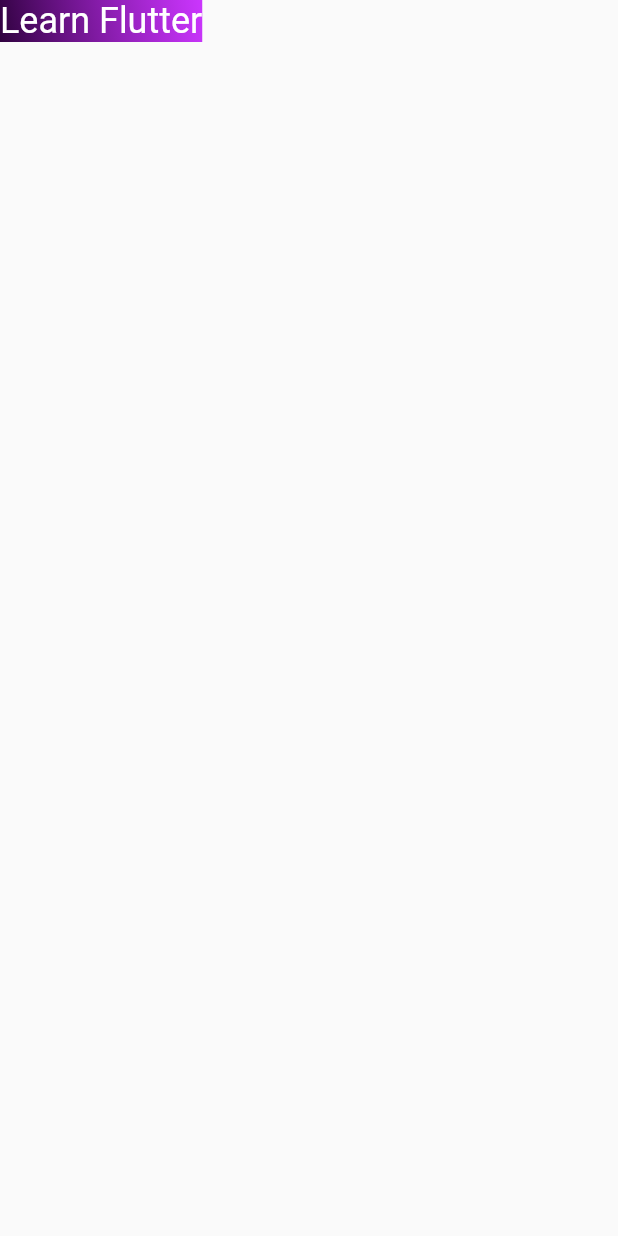
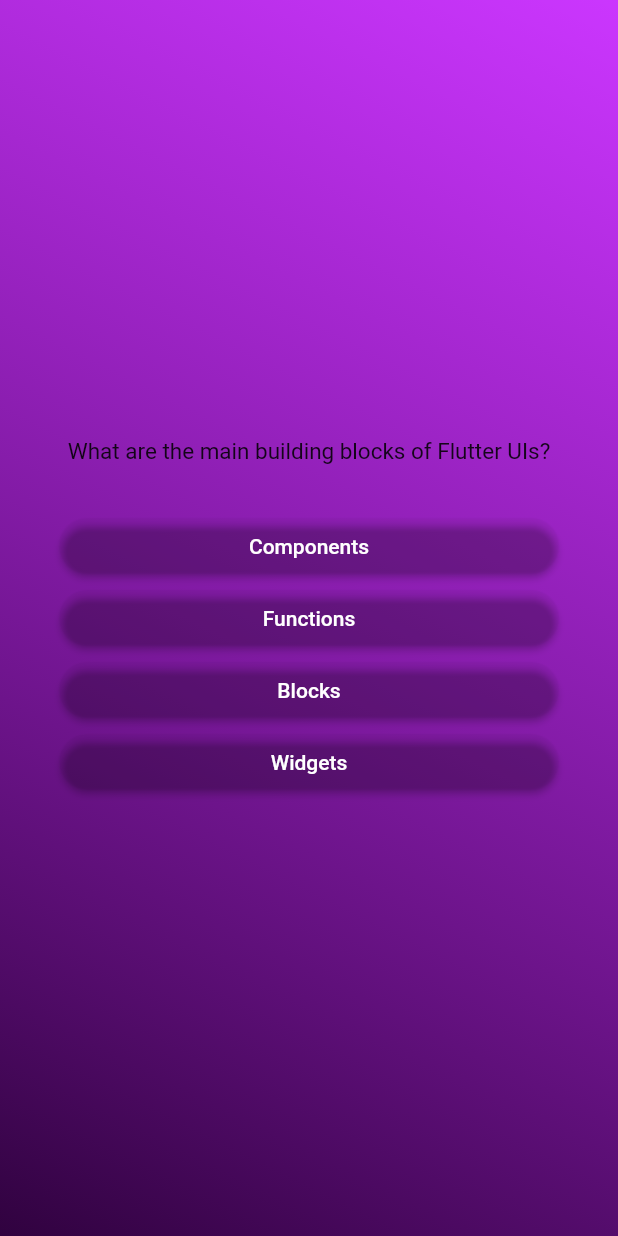
Before and after one commit to DamChan0/flutter_study, a Flutter app: the screen it shows after launch, after a tap on "quiz", on a phone screen of 412 x 824 dp. Run offline on Flutter 3.47's test engine with Material 2 defaults, Android fonts, the phone set to English and light mode, and no system bars.

Commit message:
quiz_answer,question list'

```diff
--- /dev/null
+++ b/quiz_app/lib/answer_button.dart
@@ -0,0 +1,26 @@
+import 'package:flutter/material.dart';
+
+class AnswerButton extends StatelessWidget {
+  final String answer;
+  final void Function() onTap;
+  const AnswerButton({
+    super.key,
+    required this.answer,
+    required this.onTap,
+  });
+
+  @override
+  Widget build(BuildContext context) {
+    return ElevatedButton(
+      onPressed: onTap,
+      style: ElevatedButton.styleFrom(
+        padding: EdgeInsets.symmetric(vertical: 10, horizontal: 40),
+        backgroundColor: Color.fromARGB(0, 221, 1, 173),
+        foregroundColor: Colors.white,
+        shape: RoundedRectangleBorder(borderRadius:  BorderRadius.circular(40))
+      ),
+      child: Text(answer),
+      // style: ElevatedButton.styleFrom(shape: LinearBorder.start()),
+    );
+  }
+}
--- /dev/null
+++ b/quiz_app/lib/data/questions.dart
@@ -0,0 +1,55 @@
+import 'package:quiz_app/model/quiz_qestion.dart';
+
+const questions = [
+  QuizQuestion(
+    'What are the main building blocks of Flutter UIs?', //text
+    [
+      'Widgets',
+      'Components',
+      'Blocks',
+      'Functions',
+    ],  //answer
+  ),
+  QuizQuestion('How are Flutter UIs built?', [
+    'By combining widgets in code',
+    'By combining widgets in a visual editor',
+    'By defining widgets in config files',
+    'By using XCode for iOS and Android Studio for Android',
+  ]),
+  QuizQuestion(
+    'What\'s the purpose of a StatefulWidget?',
+    [
+      'Update UI as data changes',
+      'Update data as UI changes',
+      'Ignore data changes',
+      'Render UI that does not depend on data',
+    ],
+  ),
+  QuizQuestion(
+    'Which widget should you try to use more often: StatelessWidget or StatefulWidget?',
+    [
+      'StatelessWidget',
+      'StatefulWidget',
+      'Both are equally good',
+      'None of the above',
+    ],
+  ),
+  QuizQuestion(
+    'What happens if you change data in a StatelessWidget?',
+    [
+      'The UI is not updated',
+      'The UI is updated',
+      'The closest StatefulWidget is updated',
+      'Any nested StatefulWidgets are updated',
+    ],
+  ),
+  QuizQuestion(
+    'How should you update data inside of StatefulWidgets?',
+    [
+      'By calling setState()',
+      'By calling updateData()',
+      'By calling updateUI()',
+      'By calling updateState()',
+    ],
+  ),
+];
--- /dev/null
+++ b/quiz_app/lib/model/quiz_qestion.dart
@@ -0,0 +1,14 @@
+class QuizQuestion {
+  //퀴즈 데이터 저장
+  final String text;
+  final List<String> answers;
+
+  const QuizQuestion(this.text, this.answers);
+
+  List<String> getShuffledAnswers() {
+    final shuffledList = List.of(answers);
+    shuffledList.shuffle();
+    return shuffledList;
+    //shuffled modifiy original list memory
+  }
+}
--- a/quiz_app/lib/questioin01.dart
+++ /dev/null
@@ -1,31 +0,0 @@
-import 'package:flutter/material.dart';
-
-class Question01 extends StatefulWidget {
-  const Question01({super.key});
-
-  @override
-  State<Question01> createState() {
-    // TODO: implement createState
-    return _Question01();
-  }
-}
-
-class _Question01 extends State<Question01> {
-  @override
-  Widget build(context) {
-    // TODO: implement build
-    return const Column(
-        mainAxisSize: MainAxisSize.min,
-        children: [
-
-          Text(
-            'Learn Flutter',
-            style: TextStyle(
-                color: Color.fromARGB(255, 255, 255, 255),
-                fontSize: 24),
-          ),
-
-        ],
-      );
-  }
-}
--- /dev/null
+++ b/quiz_app/lib/question01.dart
@@ -0,0 +1,43 @@
+import 'package:flutter/material.dart';
+import 'package:quiz_app/answer_button.dart';
+import 'package:quiz_app/data/questions.dart';
+
+class QuestionsScreen extends StatefulWidget {
+  const QuestionsScreen({super.key});
+
+  @override
+  State<QuestionsScreen> createState() {
+    return _QuestionsScreen();
+  }
+}
+
+class _QuestionsScreen extends State<QuestionsScreen> {
+  @override
+  Widget build(context) {
+    final currentQuestion = questions[0];
+
+    return SizedBox(
+      width: double.infinity,
+      child: Container(
+        margin: EdgeInsets.all(40),
+        child: Column(
+          mainAxisAlignment: MainAxisAlignment.center,
+          crossAxisAlignment: CrossAxisAlignment.stretch,
+          children: [
+            Text(
+              currentQuestion.text,
+              style: const TextStyle(fontSize: 15),
+              textAlign: TextAlign.center,
+              ),
+            const SizedBox(
+              height: 30,
+            ),
+            ...currentQuestion.getShuffledAnswers().map((answer) {
+              return AnswerButton(answer: answer, onTap: () {});
+            }),
+          ],
+        ),
+      ),
+    );
+  }
+}
--- a/quiz_app/lib/quiz.dart
+++ b/quiz_app/lib/quiz.dart
@@ -1,6 +1,6 @@
 import 'package:flutter/material.dart';
 import 'package:quiz_app/main_page.dart';
-import 'package:quiz_app/questioin01.dart';
+import 'package:quiz_app/question01.dart';
 
 class Quiz extends StatefulWidget {
   const Quiz({super.key});
@@ -28,9 +28,11 @@
 
   @override
   Widget build(context) {
-    final screenWidget = quizStart == 'start-screen'
-        ? MainPage(switchScreen)
-        : const Question01();
+    Widget screenWidget = MainPage(switchScreen);
+
+    if(quizStart == 'question-screen'){
+    screenWidget = const QuestionsScreen();
+    }
     return MaterialApp(
       home: Scaffold(
         body: Container(
--- /dev/null
+++ b/quiz_app/lib/quiz_questions.dart
@@ -0,0 +1,41 @@
+import 'package:flutter/material.dart';
+
+class QuestionsScreen extends StatefulWidget {
+  const QuestionsScreen({super.key});
+
+  @override
+  State<QuestionsScreen> createState() {
+    return _QuestionsScreen();
+  }
+}
+
+class _QuestionsScreen extends State<QuestionsScreen> {
+  @override
+  Widget build(context) {
+    return
+      SizedBox(width: double.infinity,
+        child: Column(
+          children: [
+          const Text('The Question'),
+          const SizedBox(
+            height: 30,
+          ),
+          ElevatedButton(
+            onPressed: () {},
+            child: const Text('Answer 1'),
+          ),
+          ElevatedButton(
+            onPressed: () {},
+            child: const Text('Answer 2'),
+          ),
+          ElevatedButton(
+            onPressed: () {},
+            child: const Text('Answer 3'),
+          ),
+
+        ],
+          ),
+      );
+
+  }
+}
```
